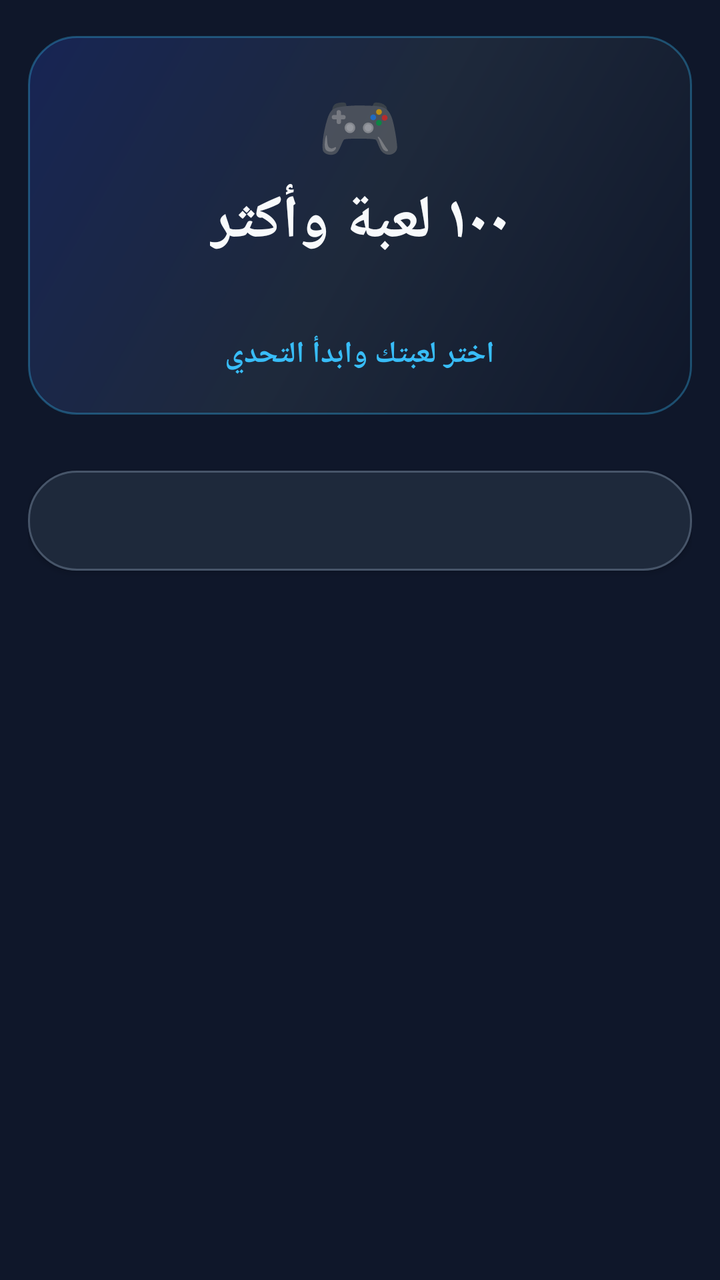
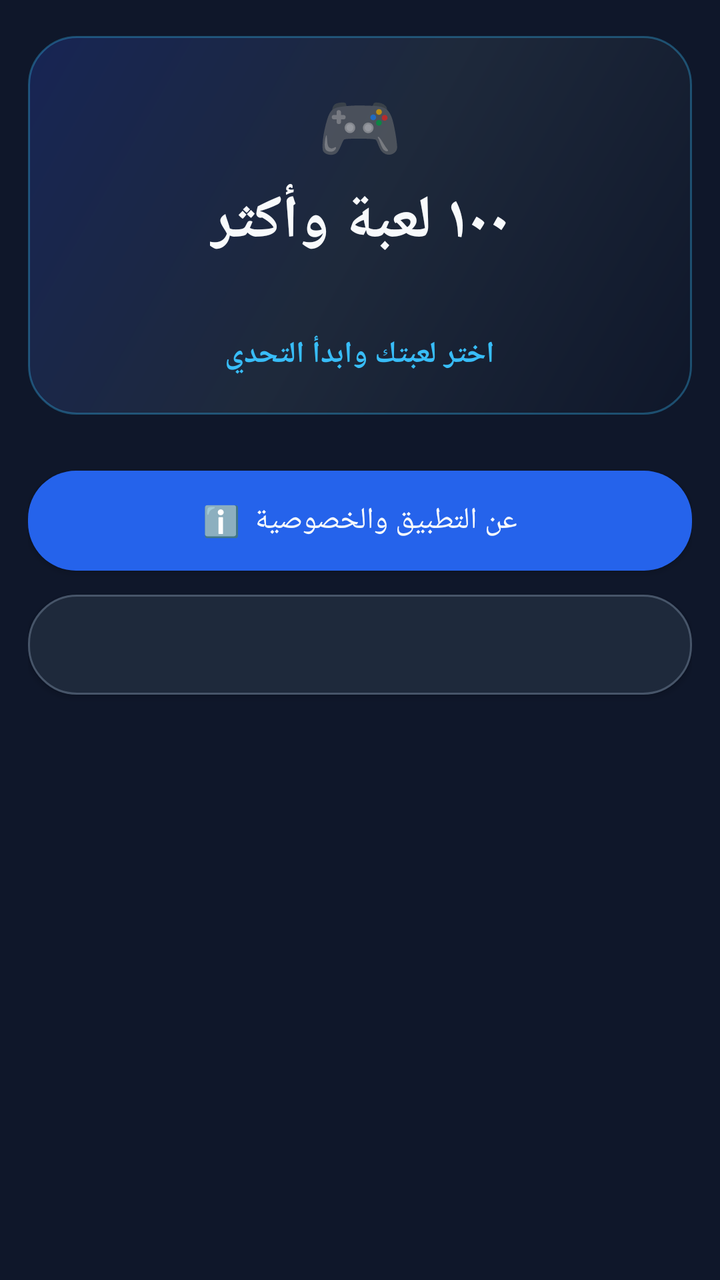

Before-and-after screenshots of an Android layout around one commit, followed by the original layout XML and the change that was made.
<!-- AndroidManifest.xml: application theme AppTheme -->
<!-- res/layout/activity_menu.xml -->
<?xml version="1.0" encoding="utf-8"?>
<ScrollView xmlns:android="http://schemas.android.com/apk/res/android"
    android:layout_width="match_parent"
    android:layout_height="match_parent"
    android:background="@color/bg"
    android:clipToPadding="false"
    android:fillViewport="true"
    android:overScrollMode="never">

    <LinearLayout
        android:layout_width="match_parent"
        android:layout_height="wrap_content"
        android:orientation="vertical"
        android:paddingStart="14dp"
        android:paddingTop="18dp"
        android:paddingEnd="14dp"
        android:paddingBottom="22dp">

        <LinearLayout
            android:layout_width="match_parent"
            android:layout_height="wrap_content"
            android:orientation="vertical"
            android:gravity="center"
            android:background="@drawable/bg_menu_header"
            android:paddingStart="12dp"
            android:paddingTop="22dp"
            android:paddingEnd="12dp"
            android:paddingBottom="20dp">

            <TextView
                android:layout_width="wrap_content"
                android:layout_height="wrap_content"
                android:text="🎮"
                android:textSize="34sp" />

            <TextView
                android:layout_width="wrap_content"
                android:layout_height="wrap_content"
                android:layout_marginTop="5dp"
                android:text="١٠٠ لعبة وأكثر"
                android:textColor="@color/text_main"
                android:textSize="30sp"
                android:textStyle="bold" />

            <TextView
                android:id="@+id/menuCount"
                android:layout_width="wrap_content"
                android:layout_height="wrap_content"
                android:layout_marginTop="5dp"
                android:textColor="@color/text_dim"
                android:textSize="14sp" />

            <TextView
                android:layout_width="wrap_content"
                android:layout_height="wrap_content"
                android:layout_marginTop="12dp"
                android:text="اختر لعبتك وابدأ التحدي"
                android:textColor="@color/x_color"
                android:textSize="15sp"
                android:textStyle="bold" />
        </LinearLayout>

        <LinearLayout
            android:id="@+id/gamesList"
            android:layout_width="match_parent"
            android:layout_height="wrap_content"
            android:layout_marginTop="16dp"
            android:orientation="vertical" />

        <Button
            android:id="@+id/menuSound"
            android:layout_width="match_parent"
            android:layout_height="50dp"
            android:layout_marginTop="12dp"
            android:background="@drawable/bg_button_dim"
            android:textColor="@color/text_dim"
            android:textSize="14sp" />

    </LinearLayout>
</ScrollView>
<!-- resources referenced by this layout -->
<resources>
  <color name="bg">#0F172A</color>
  <color name="text_dim">#94A3B8</color>
  <color name="text_main">#F8FAFC</color>
  <color name="x_color">#38BDF8</color>
  <!-- drawable bg_button_dim (drawable) -->
  <?xml version="1.0" encoding="utf-8"?>
  <shape xmlns:android="http://schemas.android.com/apk/res/android" android:shape="rectangle">
      <solid android:color="@color/panel" />
      <corners android:radius="24dp" />
      <stroke android:width="1dp" android:color="#475569" />
  </shape>
  <!-- drawable bg_menu_header (drawable) -->
  <?xml version="1.0" encoding="utf-8"?>
  <shape xmlns:android="http://schemas.android.com/apk/res/android" android:shape="rectangle">
      <corners android:radius="24dp" />
      <gradient
          android:angle="315"
          android:startColor="#172554"
          android:centerColor="#1E293B"
          android:endColor="#0F172A" />
      <stroke android:width="1dp" android:color="#5538BDF8" />
  </shape>
  <style name="AppTheme" parent="Theme.AppCompat.NoActionBar">
          <item name="android:windowBackground">@color/bg</item>
          <item name="android:statusBarColor">@color/bg</item>
          <item name="android:navigationBarColor">@color/bg</item>
      </style>
  <color name="panel">#1E293B</color>
</resources>

<!-- the commit's change to res/layout/activity_menu.xml (unified diff, before → after) -->
@@ -68,6 +68,16 @@
             android:orientation="vertical" />
 
         <Button
+            android:id="@+id/menuAbout"
+            android:layout_width="match_parent"
+            android:layout_height="50dp"
+            android:layout_marginTop="12dp"
+            android:background="@drawable/bg_button"
+            android:text="ℹ️  عن التطبيق والخصوصية"
+            android:textColor="@color/text_main"
+            android:textSize="15sp" />
+
+        <Button
             android:id="@+id/menuSound"
             android:layout_width="match_parent"
             android:layout_height="50dp"
<!-- resource entries referenced after the edit -->
@@ -4,6 +4,12 @@
   <color name="text_dim">#94A3B8</color>
   <color name="text_main">#F8FAFC</color>
   <color name="x_color">#38BDF8</color>
+  <!-- drawable bg_button (drawable) -->
+  <?xml version="1.0" encoding="utf-8"?>
+  <shape xmlns:android="http://schemas.android.com/apk/res/android" android:shape="rectangle">
+      <solid android:color="#2563EB" />
+      <corners android:radius="24dp" />
+  </shape>
   <!-- drawable bg_button_dim (drawable) -->
   <?xml version="1.0" encoding="utf-8"?>
   <shape xmlns:android="http://schemas.android.com/apk/res/android" android:shape="rectangle">
